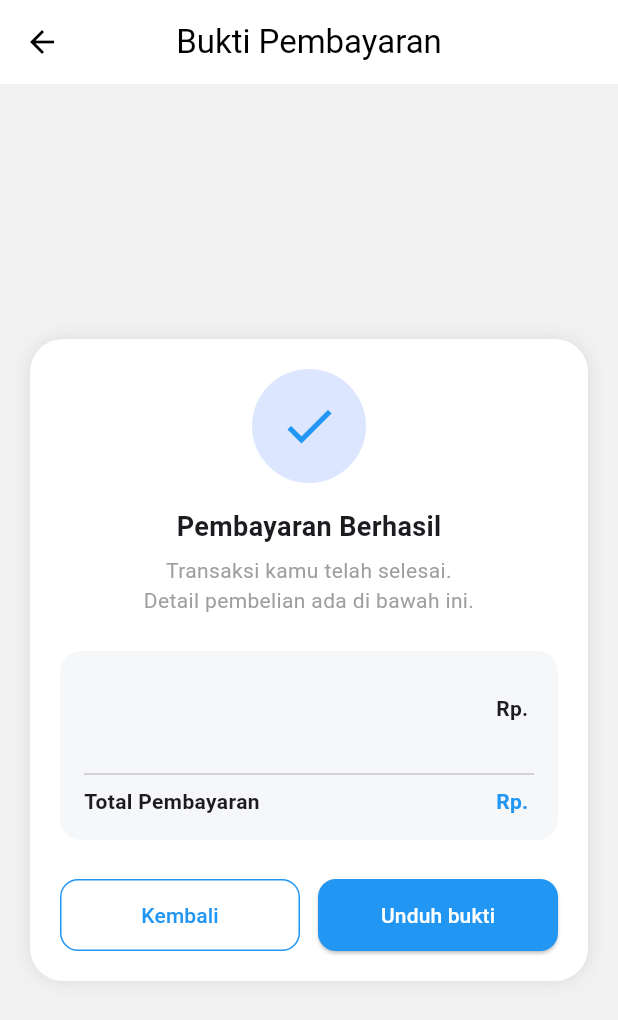
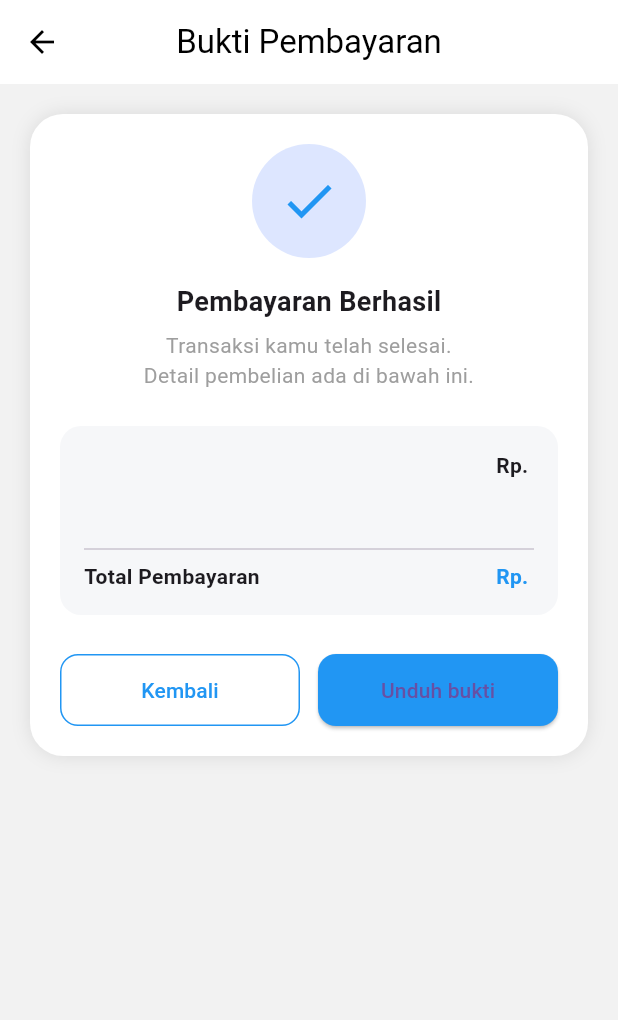
Before and after one commit to muhamadtegarputrapratama/myticketapp, a Flutter app: the BuktiPembayaranPage screen opened directly with empty values, on a phone screen of 412 x 824 dp. Shown: the top 1020 px of the screen. Run offline on Flutter 3.47's test engine with Material 3 defaults, Android fonts, the phone set to English and light mode, and no system bars.

Commit message:
final update

```diff
--- a/lib/bukti_pembayaran_page.dart
+++ b/lib/bukti_pembayaran_page.dart
@@ -26,11 +26,14 @@ class BuktiPembayaranPage extends StatelessWidget {
         ),
         iconTheme: const IconThemeData(color: Colors.black),
       ),
-      body: Center(
+      body: SafeArea(
+        child: SingleChildScrollView(
+          padding: const EdgeInsets.all(20),
+          child: Center(
+            child: ConstrainedBox(
+              constraints: const BoxConstraints(maxWidth: 420),
               child: Container(
-          margin: const EdgeInsets.all(20),
                 padding: const EdgeInsets.all(20),
-          width: double.infinity,
                 decoration: BoxDecoration(
                   color: Colors.white,
                   borderRadius: BorderRadius.circular(22),
@@ -44,8 +47,6 @@ class BuktiPembayaranPage extends StatelessWidget {
                 child: Column(
                   mainAxisSize: MainAxisSize.min,
                   children: [
-
-
                     Container(
                       padding: const EdgeInsets.all(18),
                       decoration: const BoxDecoration(
@@ -74,13 +75,10 @@ class BuktiPembayaranPage extends StatelessWidget {
                     const Text(
                       "Transaksi kamu telah selesai.\nDetail pembelian ada di bawah ini.",
                       textAlign: TextAlign.center,
-                style: TextStyle(
-                  color: Colors.grey,
-                ),
+                      style: TextStyle(color: Colors.grey),
                     ),
 
                     const SizedBox(height: 24),
-
 
                     Container(
                       padding: const EdgeInsets.all(16),
@@ -90,12 +88,12 @@ class BuktiPembayaranPage extends StatelessWidget {
                       ),
                       child: Column(
                         children: [
-
-
                           Row(
                             mainAxisAlignment: MainAxisAlignment.spaceBetween,
+                            crossAxisAlignment: CrossAxisAlignment.start,
                             children: [
-                        Column(
+                              Expanded(
+                                child: Column(
                                   crossAxisAlignment: CrossAxisAlignment.start,
                                   children: [
                                     Text(
@@ -114,6 +112,7 @@ class BuktiPembayaranPage extends StatelessWidget {
                                     ),
                                   ],
                                 ),
+                              ),
                               Text(
                                 "Rp. $price",
                                 style: const TextStyle(
@@ -122,19 +121,14 @@ class BuktiPembayaranPage extends StatelessWidget {
                               ),
                             ],
                           ),
-
                           const SizedBox(height: 14),
                           const Divider(),
-
-
                           Row(
                             mainAxisAlignment: MainAxisAlignment.spaceBetween,
                             children: [
                               const Text(
                                 "Total Pembayaran",
-                          style: TextStyle(
-                            fontWeight: FontWeight.bold,
-                          ),
+                                style: TextStyle(fontWeight: FontWeight.bold),
                               ),
                               Text(
                                 "Rp. $price",
@@ -151,11 +145,8 @@ class BuktiPembayaranPage extends StatelessWidget {
 
                     const SizedBox(height: 26),
 
-
                     Row(
                       children: [
-
-
                         Expanded(
                           child: OutlinedButton(
                             style: OutlinedButton.styleFrom(
@@ -165,19 +156,14 @@ class BuktiPembayaranPage extends StatelessWidget {
                                 borderRadius: BorderRadius.circular(12),
                               ),
                             ),
-                      onPressed: () {
-                        Navigator.pop(context);
-                      },
+                            onPressed: () => Navigator.pop(context),
                             child: const Text(
                               "Kembali",
                               style: TextStyle(color: Colors.blue),
                             ),
                           ),
                         ),
-
                         const SizedBox(width: 12),
-
-
                         Expanded(
                           child: ElevatedButton(
                             style: ElevatedButton.styleFrom(
@@ -190,14 +176,12 @@ class BuktiPembayaranPage extends StatelessWidget {
                             onPressed: () {
                               ScaffoldMessenger.of(context).showSnackBar(
                                 const SnackBar(
-                            content: Text("Bukti pembayaran berhasil diunduh"),
+                                  content:
+                                      Text("Bukti pembayaran berhasil diunduh"),
                                 ),
                               );
                             },
-                      child: const Text(
-                        "Unduh bukti",
-                        style: TextStyle(color: Colors.white),
-                      ),
+                            child: const Text("Unduh bukti"),
                           ),
                         ),
                       ],
@@ -206,6 +190,9 @@ class BuktiPembayaranPage extends StatelessWidget {
                 ),
               ),
             ),
+          ),
+        ),
+      ),
     );
   }
 }
```
Lines whose indentation alone changed are shown as unchanged.
